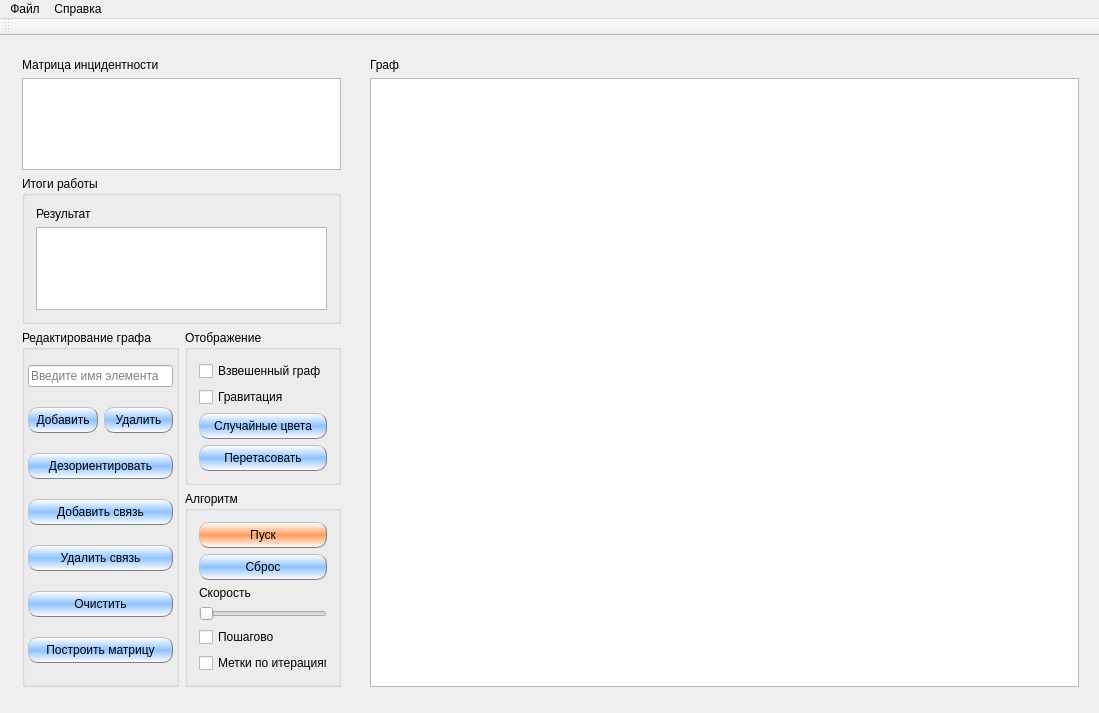
The window that Algorithms/L3/mainwindow.ui (SqrtMinusOne/SEM3_LABS) describes before a commit, drawn with Qt 5.
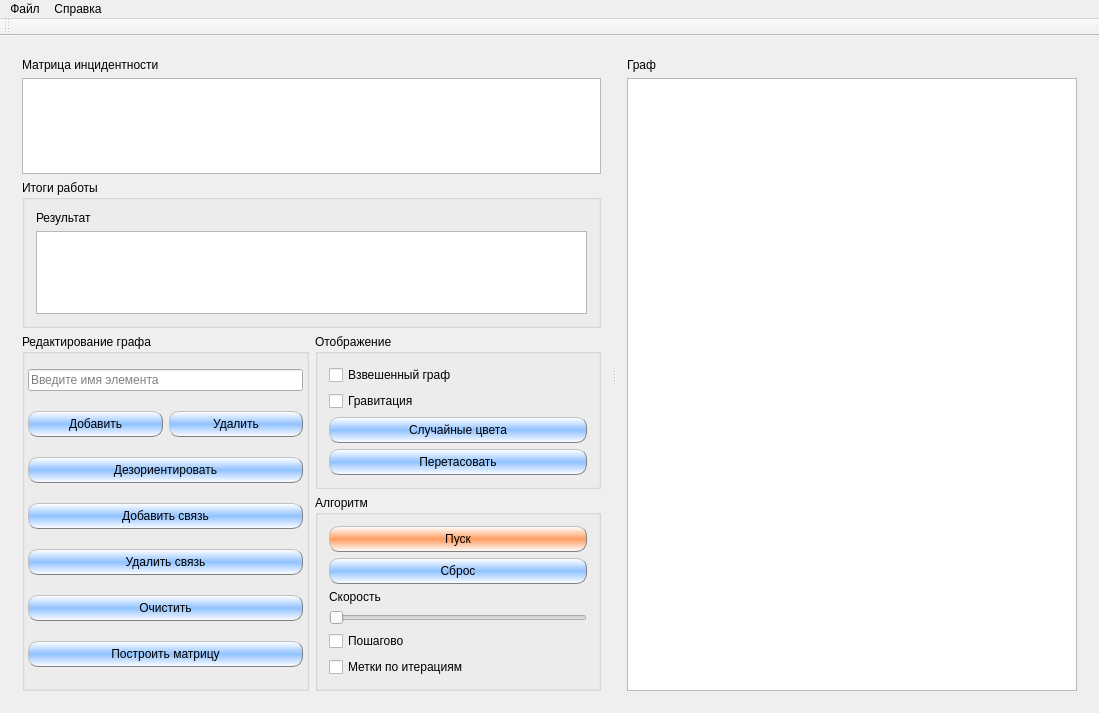
The same window after the commit.

Patch:
```diff
--- a/Algorithms/L3/mainwindow.ui
+++ b/Algorithms/L3/mainwindow.ui
@@ -29,15 +29,13 @@
 }</string>
   </property>
   <widget class="QWidget" name="centralWidget">
+   <layout class="QHBoxLayout" name="horizontalLayout">
+    <item>
+     <widget class="QSplitter" name="MainSplitter">
+      <property name="orientation">
+       <enum>Qt::Horizontal</enum>
+      </property>
    <widget class="QWidget" name="leftSide" native="true">
-    <property name="geometry">
-     <rect>
-      <x>11</x>
-      <y>11</y>
-      <width>341</width>
-      <height>651</height>
-     </rect>
-    </property>
     <layout class="QVBoxLayout" name="LeftLayout" stretch="2,1,0">
      <item>
       <layout class="QVBoxLayout" name="Matrlayout">
@@ -332,14 +330,6 @@
     </layout>
    </widget>
    <widget class="QWidget" name="rightSide" native="true">
-    <property name="geometry">
-     <rect>
-      <x>359</x>
-      <y>11</y>
-      <width>731</width>
-      <height>651</height>
-     </rect>
-    </property>
     <layout class="QVBoxLayout" name="graphLayout" stretch="0,0">
      <item>
       <widget class="QLabel" name="label_3">
@@ -361,6 +351,9 @@
     </layout>
    </widget>
   </widget>
+    </item>
+   </layout>
+  </widget>
   <widget class="QMenuBar" name="menuBar">
    <property name="geometry">
     <rect>
```
Left out of the diff: 2 changed lines with no effect on the pictures. Lines whose indentation alone changed are shown as unchanged.
